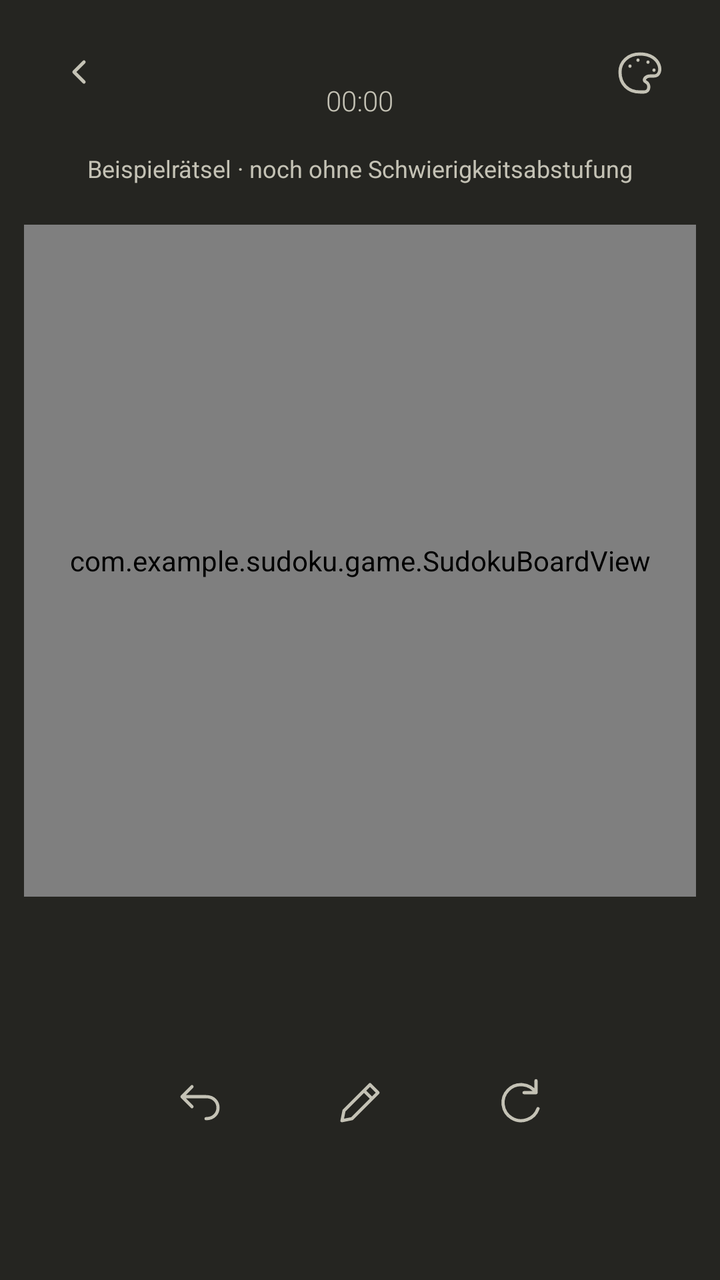
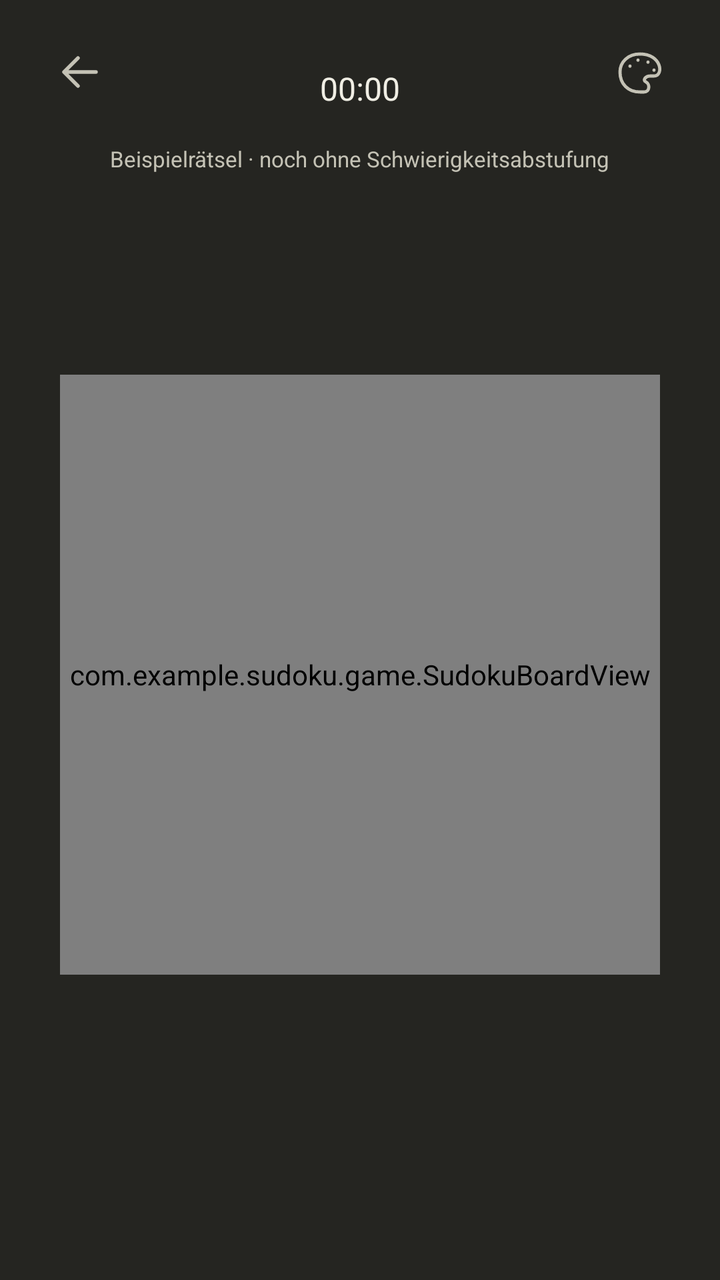

An Android layout rendered at two revisions. The XML below is the earlier revision; the diff shows what the commit changed to produce the second picture.
<!-- AndroidManifest.xml: application theme Theme.Sudoku -->
<!-- res/layout/activity_game.xml -->
<?xml version="1.0" encoding="utf-8"?>
<androidx.constraintlayout.widget.ConstraintLayout xmlns:android="http://schemas.android.com/apk/res/android"
    xmlns:app="http://schemas.android.com/apk/res-auto"
    android:id="@+id/game_root"
    android:keepScreenOn="true"
    android:layout_width="match_parent"
    android:layout_height="match_parent">

    <LinearLayout
        android:id="@+id/game_header"
        android:layout_width="0dp"
        android:layout_height="wrap_content"
        android:layout_marginHorizontal="12dp"
        android:layout_marginTop="8dp"
        android:gravity="center_vertical"
        android:orientation="horizontal"
        app:layout_constraintEnd_toEndOf="parent"
        app:layout_constraintStart_toStartOf="parent"
        app:layout_constraintTop_toTopOf="parent"
        app:layout_constraintWidth_max="480dp">

        <ImageButton
            android:id="@+id/back_home"
            style="@style/Widget.Sudoku.IconButton"
            android:contentDescription="@string/back_home"
            android:src="@drawable/ic_chevron_left" />

        <LinearLayout
            android:layout_width="0dp"
            android:layout_height="wrap_content"
            android:layout_weight="1"
            android:gravity="center"
            android:orientation="vertical">

            <TextView
                android:id="@+id/game_difficulty"
                android:layout_width="wrap_content"
                android:layout_height="wrap_content"
                android:fontFamily="sans-serif-light"
                android:textColor="?attr/homeForeground"
                android:textSize="18sp" />

            <TextView
                android:id="@+id/game_timer"
                android:layout_width="wrap_content"
                android:layout_height="wrap_content"
                android:layout_marginTop="4dp"
                android:fontFamily="sans-serif-light"
                android:fontFeatureSettings="tnum"
                android:text="@string/timer_initial"
                android:textColor="?attr/homeMuted"
                android:textSize="14sp" />
        </LinearLayout>

        <ImageButton
            android:id="@+id/game_theme"
            style="@style/Widget.Sudoku.IconButton"
            android:contentDescription="@string/choose_theme"
            android:src="@drawable/ic_palette" />
    </LinearLayout>

    <androidx.core.widget.NestedScrollView
        android:id="@+id/game_scroll"
        android:layout_width="0dp"
        android:layout_height="0dp"
        android:fillViewport="true"
        android:scrollbars="none"
        app:layout_constraintBottom_toBottomOf="parent"
        app:layout_constraintEnd_toEndOf="parent"
        app:layout_constraintStart_toStartOf="parent"
        app:layout_constraintTop_toBottomOf="@id/game_header">

        <androidx.constraintlayout.widget.ConstraintLayout
            android:layout_width="match_parent"
            android:layout_height="wrap_content"
            android:paddingHorizontal="12dp"
            android:paddingBottom="24dp">

            <TextView
                android:id="@+id/sample_puzzle_label"
                android:layout_width="wrap_content"
                android:layout_height="wrap_content"
                android:layout_marginTop="12dp"
                android:text="@string/sample_puzzle"
                android:textColor="?attr/homeMuted"
                android:textSize="12sp"
                app:layout_constraintEnd_toEndOf="parent"
                app:layout_constraintStart_toStartOf="parent"
                app:layout_constraintTop_toTopOf="parent" />

            <com.example.sudoku.game.SudokuBoardView
                android:id="@+id/sudoku_board"
                android:layout_width="0dp"
                android:layout_height="0dp"
                android:layout_marginTop="20dp"
                app:layout_constraintDimensionRatio="1:1"
                app:layout_constraintEnd_toEndOf="parent"
                app:layout_constraintStart_toStartOf="parent"
                app:layout_constraintTop_toBottomOf="@id/sample_puzzle_label"
                app:layout_constraintWidth_max="440dp" />

            <TextView
                android:id="@+id/game_completed"
                android:layout_width="wrap_content"
                android:layout_height="wrap_content"
                android:layout_marginTop="16dp"
                android:accessibilityLiveRegion="polite"
                android:text="@string/game_completed"
                android:textColor="?attr/homeForeground"
                android:textSize="18sp"
                android:visibility="gone"
                app:layout_constraintEnd_toEndOf="parent"
                app:layout_constraintStart_toStartOf="parent"
                app:layout_constraintTop_toBottomOf="@id/sudoku_board" />

            <GridLayout
                android:id="@+id/number_pad"
                android:layout_width="0dp"
                android:layout_height="wrap_content"
                android:layout_marginTop="24dp"
                android:columnCount="5"
                android:layoutDirection="ltr"
                android:rowCount="2"
                app:layout_constraintEnd_toEndOf="parent"
                app:layout_constraintStart_toStartOf="parent"
                app:layout_constraintTop_toBottomOf="@id/game_completed"
                app:layout_constraintWidth_max="360dp" />

            <LinearLayout
                android:id="@+id/game_tools"
                android:layout_width="wrap_content"
                android:layout_height="wrap_content"
                android:layout_marginTop="12dp"
                android:gravity="center"
                android:orientation="horizontal"
                app:layout_constraintBottom_toBottomOf="parent"
                app:layout_constraintEnd_toEndOf="parent"
                app:layout_constraintStart_toStartOf="parent"
                app:layout_constraintTop_toBottomOf="@id/number_pad">

                <com.google.android.material.button.MaterialButton
                    android:id="@+id/undo"
                    style="@style/Widget.Sudoku.ToolButton"
                    android:contentDescription="@string/undo"
                    app:icon="@drawable/ic_undo" />

                <com.google.android.material.button.MaterialButton
                    android:id="@+id/notes"
                    style="@style/Widget.Sudoku.ToolButton"
                    android:layout_marginHorizontal="24dp"
                    android:checkable="true"
                    android:contentDescription="@string/notes_disabled"
                    app:backgroundTint="@color/notes_background"
                    app:icon="@drawable/ic_notes" />

                <com.google.android.material.button.MaterialButton
                    android:id="@+id/restart_game"
                    style="@style/Widget.Sudoku.ToolButton"
                    android:contentDescription="@string/new_game"
                    app:icon="@drawable/ic_restart" />
            </LinearLayout>

        </androidx.constraintlayout.widget.ConstraintLayout>
    </androidx.core.widget.NestedScrollView>
</androidx.constraintlayout.widget.ConstraintLayout>
<!-- resources referenced by this layout -->
<resources>
  <!-- drawable ic_chevron_left (drawable) -->
  <vector xmlns:android="http://schemas.android.com/apk/res/android"
      android:width="24dp"
      android:height="24dp"
      android:viewportWidth="24"
      android:viewportHeight="24">
      <path
          android:fillColor="@android:color/transparent"
          android:pathData="M14,7 L9,12 L14,17"
          android:strokeColor="?attr/homeMuted"
          android:strokeLineCap="round"
          android:strokeLineJoin="round"
          android:strokeWidth="1.65" />
  </vector>
  <!-- drawable ic_notes (drawable) -->
  <vector xmlns:android="http://schemas.android.com/apk/res/android"
      android:width="24dp"
      android:height="24dp"
      android:viewportWidth="24"
      android:viewportHeight="24">
      <path
          android:fillColor="@android:color/transparent"
          android:pathData="M4,17 L3,22 L8,21 L21,8 L17,4 Z M14,7 L18,11"
          android:strokeColor="?attr/homeMuted"
          android:strokeLineCap="round"
          android:strokeLineJoin="round"
          android:strokeWidth="1.6" />
  </vector>
  <!-- drawable ic_restart (drawable) -->
  <vector xmlns:android="http://schemas.android.com/apk/res/android"
      android:width="24dp"
      android:height="24dp"
      android:viewportWidth="24"
      android:viewportHeight="24">
      <path
          android:fillColor="@android:color/transparent"
          android:pathData="M20,8 A9,9 0,1 0,21 16 M20,2 L20,8 L14,8"
          android:strokeColor="?attr/homeMuted"
          android:strokeLineCap="round"
          android:strokeLineJoin="round"
          android:strokeWidth="1.6" />
  </vector>
  <!-- drawable ic_undo (drawable) -->
  <vector xmlns:android="http://schemas.android.com/apk/res/android"
      android:width="24dp"
      android:height="24dp"
      android:viewportWidth="24"
      android:viewportHeight="24">
      <path
          android:fillColor="@android:color/transparent"
          android:pathData="M8,5 L3,10 L8,15 M3,10 L15,10 C23,10 23,21 15,21"
          android:strokeColor="?attr/homeMuted"
          android:strokeLineCap="round"
          android:strokeLineJoin="round"
          android:strokeWidth="1.6" />
  </vector>
  <string name="back_home">Zur Startseite</string>
  <string name="choose_theme">Farbthema wählen</string>
  <string name="game_completed">Geschafft. Gut gelöst!</string>
  <string name="new_game">Neues Spiel</string>
  <string name="notes_disabled">Notizen ausgeschaltet</string>
  <string name="sample_puzzle">Beispielrätsel · noch ohne Schwierigkeitsabstufung</string>
  <string name="timer_initial">00:00</string>
  <string name="undo">Rückgängig</string>
  <style name="Widget.Sudoku.IconButton" parent="Widget.AppCompat.ImageButton">
          <item name="android:layout_width">56dp</item>
          <item name="android:layout_height">56dp</item>
          <item name="android:background">?attr/selectableItemBackgroundBorderless</item>
          <item name="android:padding">17dp</item>
          <item name="android:tint">?attr/homeMuted</item>
      </style>
  <color name="aurum_background">#252521</color>
  <color name="aurum_foreground">#F0EEE4</color>
  <color name="aurum_muted">#C4C2B5</color>
  <color name="aurum_accent">#B9AE76</color>
  <color name="aurum_outline">#77766A</color>
  <!-- unchanged entries left out for length: 3 -->
</resources>

<!-- the commit's change to res/layout/activity_game.xml (unified diff, before → after) -->
@@ -9,21 +9,20 @@
     <LinearLayout
         android:id="@+id/game_header"
         android:layout_width="0dp"
-        android:layout_height="wrap_content"
+        android:layout_height="56dp"
         android:layout_marginHorizontal="12dp"
         android:layout_marginTop="8dp"
         android:gravity="center_vertical"
         android:orientation="horizontal"
         app:layout_constraintEnd_toEndOf="parent"
         app:layout_constraintStart_toStartOf="parent"
-        app:layout_constraintTop_toTopOf="parent"
-        app:layout_constraintWidth_max="480dp">
+        app:layout_constraintTop_toTopOf="parent">
 
         <ImageButton
             android:id="@+id/back_home"
             style="@style/Widget.Sudoku.IconButton"
             android:contentDescription="@string/back_home"
-            android:src="@drawable/ic_chevron_left" />
+            android:src="@drawable/ic_back" />
 
         <LinearLayout
             android:layout_width="0dp"
@@ -36,20 +35,17 @@
                 android:id="@+id/game_difficulty"
                 android:layout_width="wrap_content"
                 android:layout_height="wrap_content"
-                android:fontFamily="sans-serif-light"
-                android:textColor="?attr/homeForeground"
-                android:textSize="18sp" />
+                android:textColor="?attr/homeMuted"
+                android:textSize="12sp" />
 
             <TextView
                 android:id="@+id/game_timer"
                 android:layout_width="wrap_content"
                 android:layout_height="wrap_content"
-                android:layout_marginTop="4dp"
-                android:fontFamily="sans-serif-light"
                 android:fontFeatureSettings="tnum"
                 android:text="@string/timer_initial"
-                android:textColor="?attr/homeMuted"
-                android:textSize="14sp" />
+                android:textColor="?attr/homeForeground"
+                android:textSize="16sp" />
         </LinearLayout>
 
         <ImageButton
@@ -73,93 +69,115 @@
         <androidx.constraintlayout.widget.ConstraintLayout
             android:layout_width="match_parent"
             android:layout_height="wrap_content"
-            android:paddingHorizontal="12dp"
-            android:paddingBottom="24dp">
+            android:minHeight="660dp">
 
             <TextView
                 android:id="@+id/sample_puzzle_label"
                 android:layout_width="wrap_content"
                 android:layout_height="wrap_content"
-                android:layout_marginTop="12dp"
+                android:layout_marginTop="8dp"
                 android:text="@string/sample_puzzle"
                 android:textColor="?attr/homeMuted"
-                android:textSize="12sp"
+                android:textSize="11sp"
                 app:layout_constraintEnd_toEndOf="parent"
                 app:layout_constraintStart_toStartOf="parent"
                 app:layout_constraintTop_toTopOf="parent" />
 
-            <com.example.sudoku.game.SudokuBoardView
-                android:id="@+id/sudoku_board"
+            <androidx.constraintlayout.widget.ConstraintLayout
+                android:id="@+id/board_area"
                 android:layout_width="0dp"
                 android:layout_height="0dp"
-                android:layout_marginTop="20dp"
-                app:layout_constraintDimensionRatio="1:1"
+                android:layout_marginTop="16dp"
+                android:layout_marginBottom="40dp"
+                app:layout_constraintBottom_toTopOf="@id/number_pad"
                 app:layout_constraintEnd_toEndOf="parent"
                 app:layout_constraintStart_toStartOf="parent"
-                app:layout_constraintTop_toBottomOf="@id/sample_puzzle_label"
-                app:layout_constraintWidth_max="440dp" />
+                app:layout_constraintTop_toBottomOf="@id/sample_puzzle_label">
+
+                <com.example.sudoku.game.SudokuBoardView
+                    android:id="@+id/sudoku_board"
+                    android:layout_width="300dp"
+                    android:layout_height="300dp"
+                    app:layout_constraintBottom_toBottomOf="parent"
+                    app:layout_constraintEnd_toEndOf="parent"
+                    app:layout_constraintStart_toStartOf="parent"
+                    app:layout_constraintTop_toTopOf="parent" />
+            </androidx.constraintlayout.widget.ConstraintLayout>
 
             <TextView
                 android:id="@+id/game_completed"
                 android:layout_width="wrap_content"
                 android:layout_height="wrap_content"
-                android:layout_marginTop="16dp"
                 android:accessibilityLiveRegion="polite"
                 android:text="@string/game_completed"
                 android:textColor="?attr/homeForeground"
                 android:textSize="18sp"
                 android:visibility="gone"
+                app:layout_constraintBottom_toTopOf="@id/number_pad"
                 app:layout_constraintEnd_toEndOf="parent"
-                app:layout_constraintStart_toStartOf="parent"
-                app:layout_constraintTop_toBottomOf="@id/sudoku_board" />
+                app:layout_constraintStart_toStartOf="parent" />
 
             <GridLayout
                 android:id="@+id/number_pad"
                 android:layout_width="0dp"
                 android:layout_height="wrap_content"
-                android:layout_marginTop="24dp"
+                android:layout_marginHorizontal="16dp"
+                android:layout_marginBottom="48dp"
                 android:columnCount="5"
                 android:layoutDirection="ltr"
                 android:rowCount="2"
+                app:layout_constraintBottom_toTopOf="@id/game_tools"
                 app:layout_constraintEnd_toEndOf="parent"
                 app:layout_constraintStart_toStartOf="parent"
-                app:layout_constraintTop_toBottomOf="@id/game_completed"
                 app:layout_constraintWidth_max="360dp" />
 
             <LinearLayout
                 android:id="@+id/game_tools"
-                android:layout_width="wrap_content"
-                android:layout_height="wrap_content"
-                android:layout_marginTop="12dp"
+                android:layout_width="0dp"
+                android:layout_height="56dp"
+                android:layout_marginHorizontal="24dp"
+                android:layout_marginBottom="8dp"
                 android:gravity="center"
                 android:orientation="horizontal"
                 app:layout_constraintBottom_toBottomOf="parent"
                 app:layout_constraintEnd_toEndOf="parent"
                 app:layout_constraintStart_toStartOf="parent"
-                app:layout_constraintTop_toBottomOf="@id/number_pad">
+                app:layout_constraintWidth_max="440dp">
 
                 <com.google.android.material.button.MaterialButton
-                    android:id="@+id/undo"
+                    android:id="@+id/restart_game"
                     style="@style/Widget.Sudoku.ToolButton"
-                    android:contentDescription="@string/undo"
-                    app:icon="@drawable/ic_undo" />
+                    android:layout_width="0dp"
+                    android:layout_weight="1"
+                    android:contentDescription="@string/new_game"
+                    app:icon="@drawable/ic_restart" />
+
+                <com.google.android.material.button.MaterialButton
+                    android:id="@+id/game_settings"
+                    style="@style/Widget.Sudoku.ToolButton"
+                    android:layout_width="0dp"
+                    android:layout_weight="1"
+                    android:contentDescription="@string/settings"
+                    app:icon="@drawable/ic_settings" />
 
                 <com.google.android.material.button.MaterialButton
                     android:id="@+id/notes"
                     style="@style/Widget.Sudoku.ToolButton"
-                    android:layout_marginHorizontal="24dp"
+                    android:layout_width="0dp"
+                    android:layout_weight="1"
                     android:checkable="true"
                     android:contentDescription="@string/notes_disabled"
                     app:backgroundTint="@color/notes_background"
                     app:icon="@drawable/ic_notes" />
 
                 <com.google.android.material.button.MaterialButton
-                    android:id="@+id/restart_game"
+                    android:id="@+id/undo"
                     style="@style/Widget.Sudoku.ToolButton"
-                    android:contentDescription="@string/new_game"
-                    app:icon="@drawable/ic_restart" />
+                    android:layout_width="0dp"
+                    android:layout_weight="1"
+                    android:contentDescription="@string/undo"
+                    app:icon="@drawable/ic_undo" />
             </LinearLayout>
-
         </androidx.constraintlayout.widget.ConstraintLayout>
     </androidx.core.widget.NestedScrollView>
 </androidx.constraintlayout.widget.ConstraintLayout>
<!-- resource entries referenced after the edit -->
@@ -1,18 +1,11 @@
 <!-- resources referenced by this layout -->
 <resources>
-  <!-- drawable ic_chevron_left (drawable) -->
+  <!-- drawable ic_back (drawable) -->
   <vector xmlns:android="http://schemas.android.com/apk/res/android"
-      android:width="24dp"
-      android:height="24dp"
-      android:viewportWidth="24"
-      android:viewportHeight="24">
-      <path
-          android:fillColor="@android:color/transparent"
-          android:pathData="M14,7 L9,12 L14,17"
-          android:strokeColor="?attr/homeMuted"
-          android:strokeLineCap="round"
-          android:strokeLineJoin="round"
-          android:strokeWidth="1.65" />
+      android:width="24dp" android:height="24dp" android:viewportWidth="24" android:viewportHeight="24">
+      <path android:pathData="M20,12 L4,12 M11,5 L4,12 L11,19"
+          android:fillColor="@android:color/transparent" android:strokeColor="?attr/homeForeground"
+          android:strokeWidth="1.8" android:strokeLineCap="round" android:strokeLineJoin="round" />
   </vector>
   <!-- drawable ic_notes (drawable) -->
   <vector xmlns:android="http://schemas.android.com/apk/res/android"
@@ -42,6 +35,22 @@
           android:strokeLineJoin="round"
           android:strokeWidth="1.6" />
   </vector>
+  <!-- drawable ic_settings (drawable) -->
+  <vector xmlns:android="http://schemas.android.com/apk/res/android"
+      android:width="24dp"
+      android:height="24dp"
+      android:viewportWidth="24"
+      android:viewportHeight="28">
+      <path
+          android:fillColor="@android:color/transparent"
+          android:pathData="M9,3 L15,3 L15.7,5.5 L18,6.8 L20.5,6.2 L23,11 L21,12.8 L21,15.2 L23,17 L20.5,21.8 L18,21.2
+              L15.7,22.5 L15,25 L9,25 L8.3,22.5 L6,21.2 L3.5,21.8 L1,17 L3,15.2 L3,12.8 L1,11 L3.5,6.2 L6,6.8
+              L8.3,5.5 Z M16,14 A4,4 0,1 1,8 14 A4,4 0,1 1,16 14"
+          android:strokeColor="?attr/homeMuted"
+          android:strokeLineCap="round"
+          android:strokeLineJoin="round"
+          android:strokeWidth="1.65" />
+  </vector>
   <!-- drawable ic_undo (drawable) -->
   <vector xmlns:android="http://schemas.android.com/apk/res/android"
       android:width="24dp"
@@ -62,6 +71,7 @@
   <string name="new_game">Neues Spiel</string>
   <string name="notes_disabled">Notizen ausgeschaltet</string>
   <string name="sample_puzzle">Beispielrätsel · noch ohne Schwierigkeitsabstufung</string>
+  <string name="settings">Einstellungen</string>
   <string name="timer_initial">00:00</string>
   <string name="undo">Rückgängig</string>
   <style name="Widget.Sudoku.IconButton" parent="Widget.AppCompat.ImageButton">
